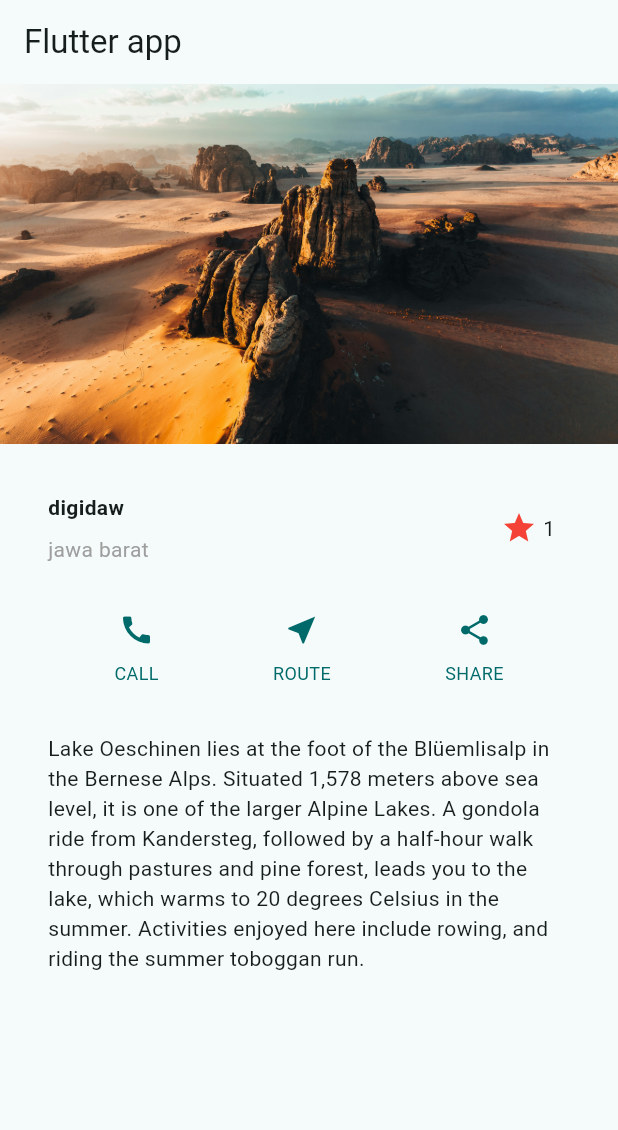
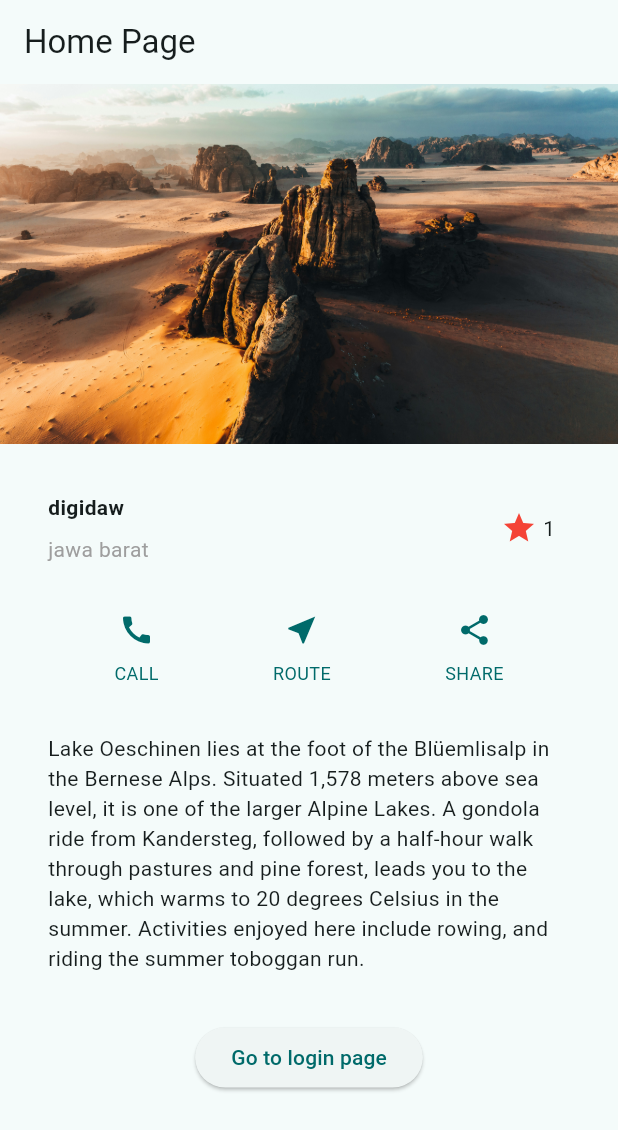
Before and after one commit to TaufikAkbar7/learn-flutter, a Flutter app: the screen it shows after launch, on a phone screen of 412 x 824 dp. Shown: the top 1130 px of the screen. Run offline on Flutter 3.47's test engine with Material 3 defaults, Android fonts, the phone set to English and light mode, and no system bars; our stand-ins replace go_router.

Commit message:
feat: implement navigation router

```diff
--- a/lib/main.dart
+++ b/lib/main.dart
@@ -1,8 +1,5 @@
 import 'package:flutter/material.dart';
-import './src/components/title_section.dart';
-import './src/components/button_section.dart';
-import './src/components/text_section.dart';
-import './src/components/image_section.dart';
+import './src/router.dart';
 
 void main() {
   runApp(const MyApp());
@@ -14,51 +11,9 @@ class MyApp extends StatelessWidget {
   // This widget is the root of your application.
   @override
   Widget build(BuildContext context) {
-    return MaterialApp(
-      title: 'Flutter Demo',
-      theme: ThemeData(
-        // This is the theme of your application.
-        //
-        // TRY THIS: Try running your application with "flutter run". You'll see
-        // the application has a purple toolbar. Then, without quitting the app,
-        // try changing the seedColor in the colorScheme below to Colors.green
-        // and then invoke "hot reload" (save your changes or press the "hot
-        // reload" button in a Flutter-supported IDE, or press "r" if you used
-        // the command line to start the app).
-        //
-        // Notice that the counter didn't reset back to zero; the application
-        // state is not lost during the reload. To reset the state, use hot
-        // restart instead.
-        //
-        // This works for code too, not just values: Most code changes can be
-        // tested with just a hot reload.
-        colorScheme: ColorScheme.fromSeed(seedColor: Colors.cyanAccent),
-        useMaterial3: true,
-      ),
-      home: Scaffold(
-        appBar: AppBar(
-          title: const Text('Flutter app'),
-        ),
-        body: const SingleChildScrollView(
-          child: Column(
-            children: [
-              ImageSection(image: 'lib/assets/img-unsplash.jpg'),
-              TitleSection(name: 'digidaw', location: 'jawa barat'),
-              ButtonSection(),
-              TextSection(
-                description:
-                  'Lake Oeschinen lies at the foot of the Blüemlisalp in the '
-                  'Bernese Alps. Situated 1,578 meters above sea level, it '
-                  'is one of the larger Alpine Lakes. A gondola ride from '
-                  'Kandersteg, followed by a half-hour walk through pastures '
-                  'and pine forest, leads you to the lake, which warms to 20 '
-                  'degrees Celsius in the summer. Activities enjoyed here '
-                  'include rowing, and riding the summer toboggan run.',
-              ),
-            ],
-          ),
-        ),
-      ),
+    return MaterialApp.router(
+      debugShowCheckedModeBanner: false,
+      routerConfig: MainRouter().getRouter,
     );
   }
 }
--- a/lib/src/components/button_section.dart
+++ b/lib/src/components/button_section.dart
@@ -1,4 +1,5 @@
 import 'package:flutter/material.dart';
+import 'package:go_router/go_router.dart';
 
 class ButtonSection extends StatelessWidget {
 
--- a/lib/src/components/favorite_section.dart
+++ b/lib/src/components/favorite_section.dart
@@ -37,7 +37,7 @@ class _FavoriteWidgetState extends State<FavoriteWidget> {
                 ? const Icon(Icons.star)
                 : const Icon(Icons.star_border)),
             color: Colors.red[500],
-            onPressed: _toggleFavorite,
+            onPressed: () => {},
           ),
         ),
         SizedBox(
--- a/lib/src/components/text_section.dart
+++ b/lib/src/components/text_section.dart
@@ -1,4 +1,5 @@
 import 'package:flutter/material.dart';
+import 'package:go_router/go_router.dart';
 
 class TextSection extends StatelessWidget {
   final String description;
@@ -10,12 +11,22 @@ class TextSection extends StatelessWidget {
 
   @override
   Widget build(BuildContext context) {
-    return Padding(
-      padding: const EdgeInsets.all(32),
-      child: Text(
-        description,
-        softWrap: true,
-      ),
+    return Column(
+      children: [
+        Padding(
+          padding: const EdgeInsets.all(32),
+          child: Text(
+            description,
+            softWrap: true,
+          ),
+        ),
+        ElevatedButton(
+          onPressed: () {
+            context.goNamed('login');
+          },
+          child: const Text('Go to login page'),
+        )
+      ],
     );
   }
 }
--- /dev/null
+++ b/lib/src/pages/home_page.dart
@@ -0,0 +1,61 @@
+import 'package:flutter/material.dart';
+import 'package:go_router/go_router.dart';
+import '../components/title_section.dart';
+import '../components/button_section.dart';
+import '../components/text_section.dart';
+import '../components/image_section.dart';
+
+class HomePage extends StatelessWidget {
+  const HomePage({super.key});
+
+  // This widget is the root of your application.
+  @override
+  Widget build(BuildContext context) {
+    return MaterialApp(
+      title: 'Home Page',
+      theme: ThemeData(
+        // This is the theme of your application.
+        //
+        // TRY THIS: Try running your application with "flutter run". You'll see
+        // the application has a purple toolbar. Then, without quitting the app,
+        // try changing the seedColor in the colorScheme below to Colors.green
+        // and then invoke "hot reload" (save your changes or press the "hot
+        // reload" button in a Flutter-supported IDE, or press "r" if you used
+        // the command line to start the app).
+        //
+        // Notice that the counter didn't reset back to zero; the application
+        // state is not lost during the reload. To reset the state, use hot
+        // restart instead.
+        //
+        // This works for code too, not just values: Most code changes can be
+        // tested with just a hot reload.
+        colorScheme: ColorScheme.fromSeed(seedColor: Colors.cyanAccent),
+        useMaterial3: true,
+      ),
+      home: Scaffold(
+        appBar: AppBar(
+          title: const Text('Home Page'),
+        ),
+        body: const SingleChildScrollView(
+          child: Column(
+            children: [
+              ImageSection(image: 'lib/assets/img-unsplash.jpg'),
+              TitleSection(name: 'digidaw', location: 'jawa barat'),
+              ButtonSection(),
+              TextSection(
+                description:
+                  'Lake Oeschinen lies at the foot of the Blüemlisalp in the '
+                  'Bernese Alps. Situated 1,578 meters above sea level, it '
+                  'is one of the larger Alpine Lakes. A gondola ride from '
+                  'Kandersteg, followed by a half-hour walk through pastures '
+                  'and pine forest, leads you to the lake, which warms to 20 '
+                  'degrees Celsius in the summer. Activities enjoyed here '
+                  'include rowing, and riding the summer toboggan run.',
+              ),
+            ],
+          ),
+        ),
+      ),
+    );
+  }
+}
--- /dev/null
+++ b/lib/src/pages/login_page.dart
@@ -0,0 +1,48 @@
+import 'package:flutter/material.dart';
+import 'package:go_router/go_router.dart';
+
+class LoginPage extends StatelessWidget {
+  const LoginPage({super.key});
+
+  @override
+  Widget build(BuildContext context) {
+    return MaterialApp(
+      title: 'Login Page',
+      theme: ThemeData(
+        // This is the theme of your application.
+        //
+        // TRY THIS: Try running your application with "flutter run". You'll see
+        // the application has a purple toolbar. Then, without quitting the app,
+        // try changing the seedColor in the colorScheme below to Colors.green
+        // and then invoke "hot reload" (save your changes or press the "hot
+        // reload" button in a Flutter-supported IDE, or press "r" if you used
+        // the command line to start the app).
+        //
+        // Notice that the counter didn't reset back to zero; the application
+        // state is not lost during the reload. To reset the state, use hot
+        // restart instead.
+        //
+        // This works for code too, not just values: Most code changes can be
+        // tested with just a hot reload.
+        colorScheme: ColorScheme.fromSeed(seedColor: Colors.blueAccent),
+        useMaterial3: true,
+      ),
+      home: Scaffold(
+        appBar: AppBar(
+          title: const Text('Login page'),
+        ),
+        body: Center(
+          child: ElevatedButton(
+            // Within the SecondScreen widget
+            onPressed: () {
+              // Navigate back to the first screen by popping the current route
+              // off the stack.
+              context.goNamed('home');
+            },
+            child: const Text('Go back!'),
+          ),
+        ),
+      ),
+    );
+  }
+}
--- /dev/null
+++ b/lib/src/router.dart
@@ -0,0 +1,29 @@
+import 'package:flutter/material.dart';
+import 'package:go_router/go_router.dart';
+import 'package:learnflutter/src/pages/home_page.dart';
+import 'package:learnflutter/src/pages/login_page.dart';
+
+class MainRouter {
+  final GoRouter router = GoRouter(
+    routes: [
+      GoRoute(
+        path: '/',
+        name: 'home',
+        pageBuilder: (context, state) {
+          return const MaterialPage(child: HomePage());
+        },
+      ),
+      GoRoute(
+        path: '/login',
+        name: 'login',
+        pageBuilder: (context, state) {
+          return const MaterialPage(child: LoginPage());
+        },
+      ),
+    ]
+  );
+
+  get getRouter {
+    return router;
+  }
+}
--- a/pubspec.yaml
+++ b/pubspec.yaml
@@ -35,6 +35,7 @@ dependencies:
   # The following adds the Cupertino Icons font to your application.
   # Use with the CupertinoIcons class for iOS style icons.
   cupertino_icons: ^1.0.6
+  go_router: ^13.2.0
 
 dev_dependencies:
   flutter_test:
```
Also changed, not shown: lib/src/about_page.dart (deleted), pubspec.lock.
